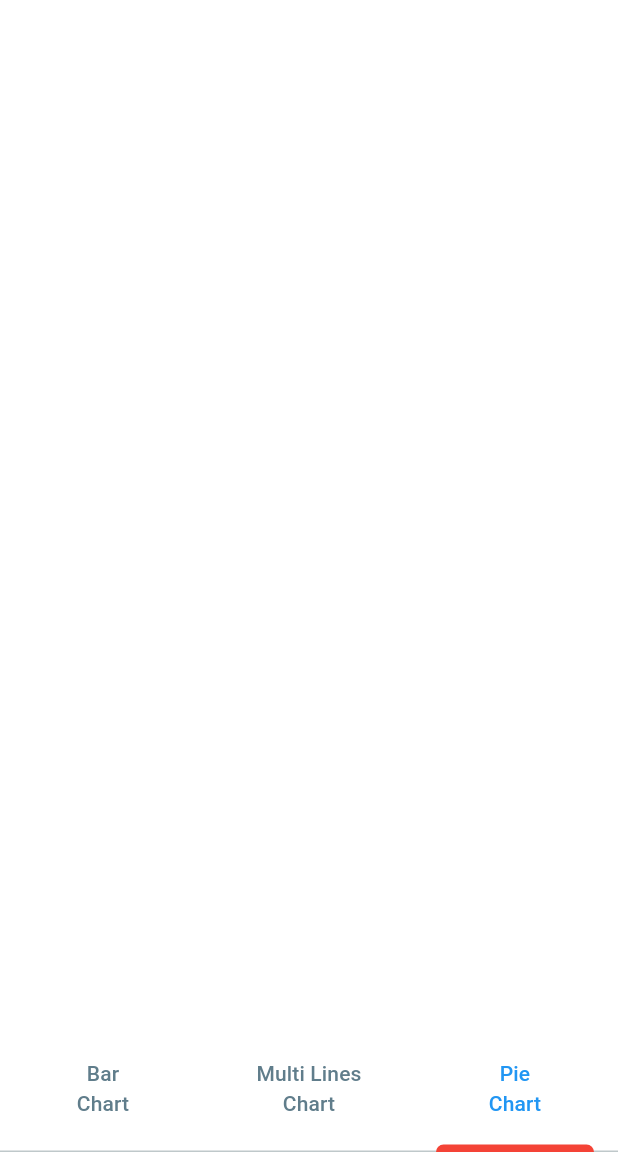
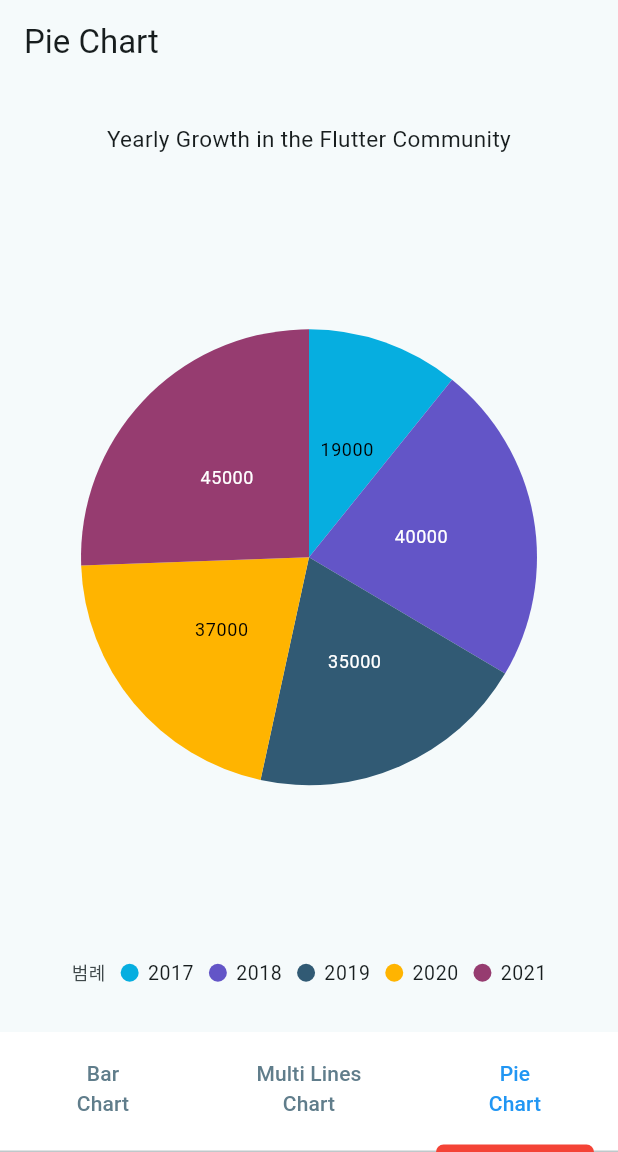
Before and after one commit to KorWeiss/chart_example, a Flutter app: the screen it shows after launch, item 3 of the bottom bar chosen, on a phone screen of 412 x 824 dp, the part 84-1236 px from its top. Run offline on Flutter 3.47's test engine with Material 3 defaults, Android fonts, the light colour scheme and no system bars; our stand-ins replace get, syncfusion_flutter_charts.

Commit message:
pie.dart update
CircularSeries의 PieSeries 그래프 완성 후 업데이트

```diff
--- a/chart_example_app/lib/view/pie.dart
+++ b/chart_example_app/lib/view/pie.dart
@@ -1,4 +1,3 @@
-
 import 'package:chart_example_app/model/developer_data.dart';
 import 'package:flutter/material.dart';
 import 'package:syncfusion_flutter_charts/charts.dart';
@@ -6,9 +5,12 @@ import 'package:syncfusion_flutter_charts/charts.dart';
 class Pie extends StatefulWidget {
   final List<DeveloperData> _chartData;
   final TooltipBehavior _tooltipBehavior;
-  const Pie({super.key, required List<DeveloperData> chartData, required TooltipBehavior tooltipBehavior})
-      : _chartData = chartData,
-        _tooltipBehavior = tooltipBehavior;
+  const Pie({
+    super.key,
+    required List<DeveloperData> chartData,
+    required TooltipBehavior tooltipBehavior,
+  }) : _chartData = chartData,
+       _tooltipBehavior = tooltipBehavior;
 
   @override
   State<Pie> createState() => _PieState();
@@ -17,35 +19,54 @@ class Pie extends StatefulWidget {
 class _PieState extends State<Pie> {
   //Property
   //late 는 초기화를 나중으로 미룸
-
+  late List<DeveloperData> _developerDataList;
+  late TooltipBehavior _tooltipBehavior;
 
   @override
-  void initState() { //페이지가 새로 생성 될때 무조건 1번 사용 됨
+  void initState() {
+    //페이지가 새로 생성 될때 무조건 1번 사용 됨
     super.initState();
-
+    _developerDataList = widget._chartData;
+    _tooltipBehavior = widget._tooltipBehavior;
   }
 
   @override
   void dispose() {
-
     super.dispose();
   }
 
   @override
   Widget build(BuildContext context) {
     return Scaffold(
-      backgroundColor: Colors.white,
-
+      appBar: AppBar(title: Text('Pie Chart')),
       body: Center(
-        child: Column(
-          mainAxisAlignment: MainAxisAlignment.center,
-          children: [
-          ],
+        child: SizedBox(
+          width: 400,
+          height: 600,
+          child: SfCircularChart(
+            title: ChartTitle(text: 'Yearly Growth in the Flutter Community'),
+            legend: Legend(isVisible: true, title: LegendTitle(text: '범례'), ),
+            tooltipBehavior: _tooltipBehavior,
+            series: <CircularSeries<DeveloperData, int>>[
+              PieSeries<DeveloperData, int>(
+                name: 'Site 수',
+                dataSource: _developerDataList,
+                explode: true,
+                selectionBehavior: SelectionBehavior(
+                  enable: true
+                ),
+                xValueMapper: (DeveloperData developers, _) {return developers.years;},
+                yValueMapper: (DeveloperData developers, _) =>developers.developers,
+                dataLabelSettings: DataLabelSettings(
+                  isVisible: true),
+                enableTooltip: true,
+              ),
+            ],
+          ),
         ),
       ),
     );
-  }
-
+  } // build
 
   //--------Functions ------------
 
```
